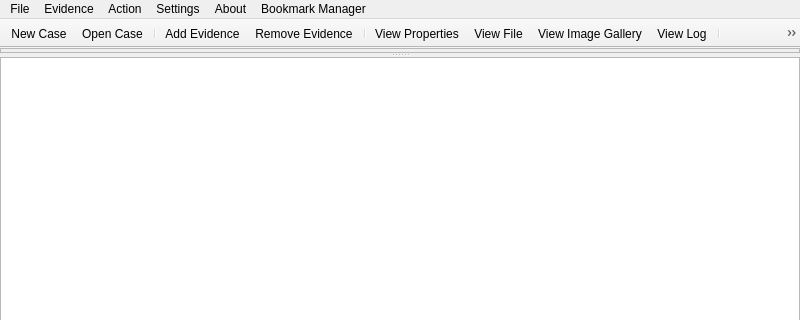
The window that wombatforensics.ui (pjrinaldi/wombatforensics) describes before a commit, drawn with Qt 5; both pictures show x 0 to 800 and y 0 to 320 of the 800 by 600 pixel window.
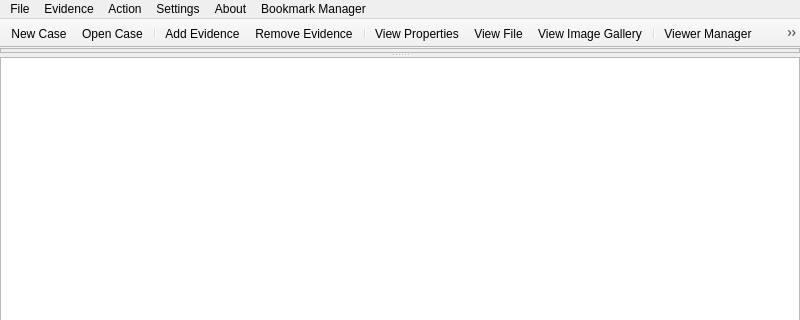
The same window after the commit. Icons and pictures are not drawn.

Commit message: working on viewer manager and its functionality

Diff of the .ui file:
```diff
--- a/wombatforensics.ui
+++ b/wombatforensics.ui
@@ -210,6 +210,8 @@
    <addaction name="actionView_Properties"/>
    <addaction name="actionView_File"/>
    <addaction name="actionView_Image_Gallery"/>
+   <addaction name="separator"/>
+   <addaction name="actionViewerManager"/>
    <addaction name="actionView_Progress"/>
    <addaction name="separator"/>
    <addaction name="actionExport_Evidence"/>
@@ -399,6 +401,18 @@
     <string>View Image Gallery</string>
    </property>
   </action>
+  <action name="actionViewerManager">
+   <property name="checkable">
+    <bool>true</bool>
+   </property>
+   <property name="icon">
+    <iconset resource="wombatforensics.qrc">
+     <normaloff>:/bar/viewermanager</normaloff>:/bar/viewermanager</iconset>
+   </property>
+   <property name="text">
+    <string>Viewer Manager</string>
+   </property>
+  </action>
  </widget>
  <resources>
   <include location="wombatforensics.qrc"/>
```
The commit also changes 7 other files.
